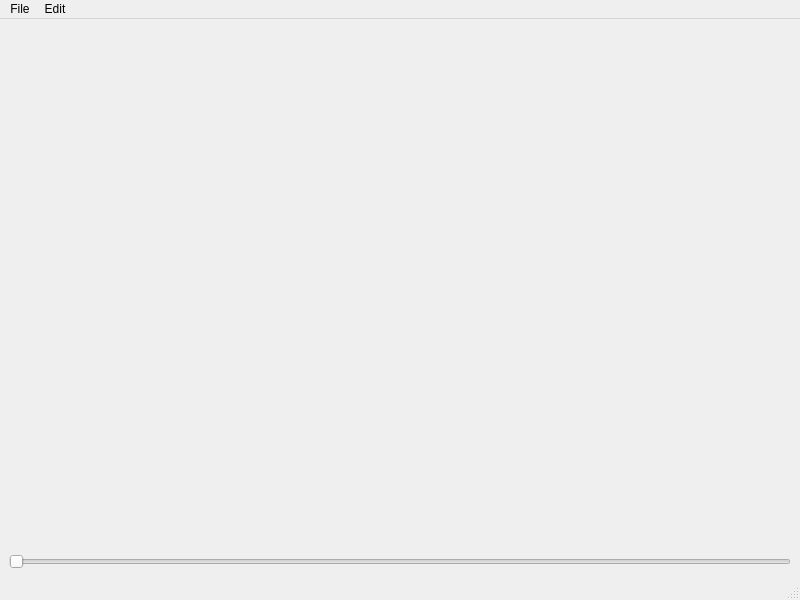
Before: the Qt Designer form source/mainwindow.ui in KirxSheppard/MSFplayer, drawn with Qt 5.
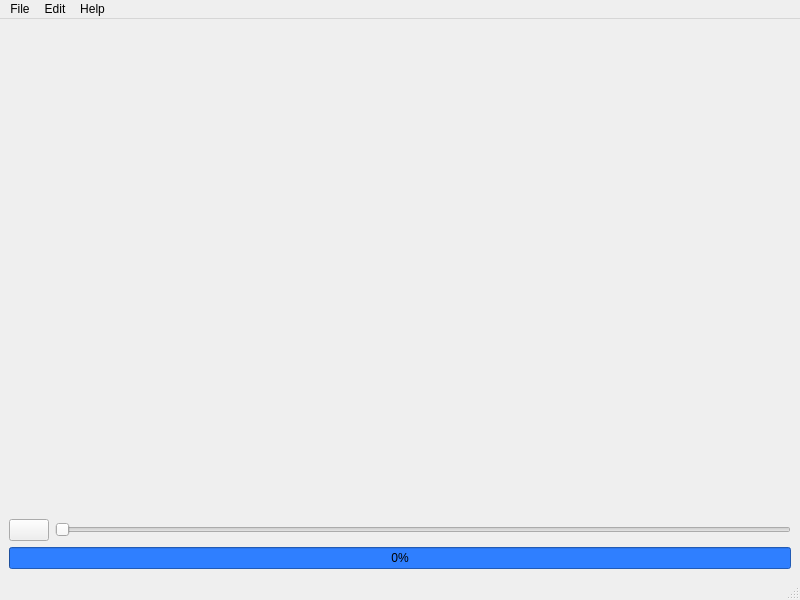
After: the same form once the commit is applied.

Commit message: Eighth commit with play/pause button and some more options in the app menu

```diff
--- a/source/mainwindow.ui
+++ b/source/mainwindow.ui
@@ -16,8 +16,6 @@
   <widget class="QWidget" name="centralwidget">
    <layout class="QVBoxLayout" name="verticalLayout">
     <item>
-     <layout class="QHBoxLayout" name="horizontalLayout">
-      <item>
        <spacer name="verticalSpacer">
         <property name="orientation">
          <enum>Qt::Vertical</enum>
@@ -30,7 +28,29 @@
         </property>
        </spacer>
       </item>
-     </layout>
+    <item>
+     <layout class="QHBoxLayout" name="horizontalLayout">
+      <item>
+       <widget class="QPushButton" name="playPauseButton">
+        <property name="enabled">
+         <bool>true</bool>
+        </property>
+        <property name="sizePolicy">
+         <sizepolicy hsizetype="Maximum" vsizetype="Fixed">
+          <horstretch>0</horstretch>
+          <verstretch>0</verstretch>
+         </sizepolicy>
+        </property>
+        <property name="cursor">
+         <cursorShape>PointingHandCursor</cursorShape>
+        </property>
+        <property name="styleSheet">
+         <string notr="true"/>
+        </property>
+        <property name="text">
+         <string/>
+        </property>
+       </widget>
     </item>
     <item>
      <widget class="QSlider" name="horizontalSlider">
@@ -43,6 +63,24 @@
      </widget>
     </item>
    </layout>
+    </item>
+    <item>
+     <widget class="QProgressBar" name="progressBar">
+      <property name="enabled">
+       <bool>true</bool>
+      </property>
+      <property name="styleSheet">
+       <string notr="true">background-color: rgb(47, 127, 255);</string>
+      </property>
+      <property name="value">
+       <number>0</number>
+      </property>
+      <property name="format">
+       <string>%p%</string>
+      </property>
+     </widget>
+    </item>
+   </layout>
   </widget>
   <widget class="QMenuBar" name="menubar">
    <property name="geometry">
@@ -64,9 +102,19 @@
     <property name="title">
      <string>Edit</string>
     </property>
+    <addaction name="actionbrightness"/>
+    <addaction name="actiononion_skinning"/>
+    <addaction name="actionwater_mark"/>
+   </widget>
+   <widget class="QMenu" name="menuHelp">
+    <property name="title">
+     <string>Help</string>
+    </property>
+    <addaction name="actionAbout_this_app"/>
    </widget>
    <addaction name="menuFile"/>
    <addaction name="menuEdit"/>
+   <addaction name="menuHelp"/>
   </widget>
   <widget class="QStatusBar" name="statusbar"/>
   <action name="actionSave">
```
Left out of the diff: 20 changed lines with no effect on the pictures. Lines whose indentation alone changed are shown as unchanged. The commit also changes 7 other files.
